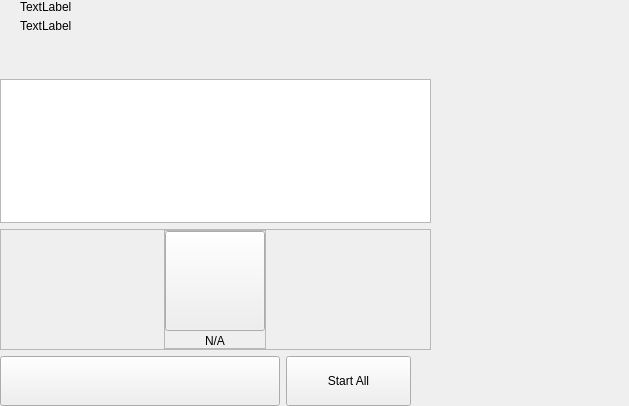
The window that src/qt/pivx/forms/masternodeswidget.ui (decenomy/777) describes before a commit, drawn with Qt 5.
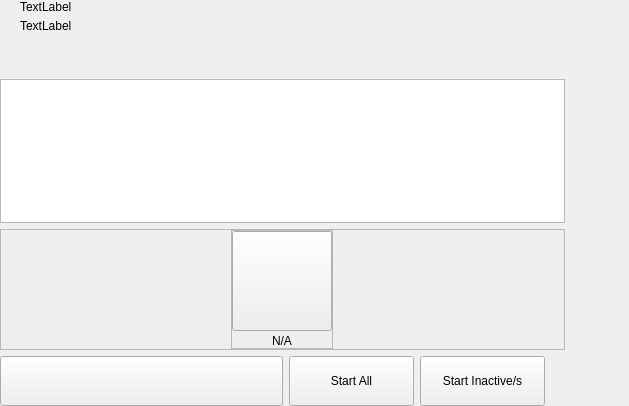
The same window after the commit. Custom widgets are drawn as their Qt base class.

Commit message:
[GUI][Model] Start missing masternodes flow implemented.
Github-Pull: #1221
Rebased-From: 86de445f382dca3e17f58126e02a75cc69e60ecc

What changed in the file:
```diff
--- a/src/qt/pivx/forms/masternodeswidget.ui
+++ b/src/qt/pivx/forms/masternodeswidget.ui
@@ -264,13 +264,13 @@
            <widget class="QPushButton" name="pushButtonSave">
             <property name="minimumSize">
              <size>
-              <width>280</width>
+              <width>283</width>
               <height>50</height>
              </size>
             </property>
             <property name="maximumSize">
              <size>
-              <width>280</width>
+              <width>283</width>
               <height>50</height>
              </size>
             </property>
@@ -295,6 +295,19 @@
             </property>
            </widget>
           </item>
+          <item>
+           <widget class="QPushButton" name="pushButtonStartMissing">
+            <property name="minimumSize">
+             <size>
+              <width>125</width>
+              <height>50</height>
+             </size>
+            </property>
+            <property name="text">
+             <string>Start Inactive/s</string>
+            </property>
+           </widget>
+          </item>
          </layout>
         </item>
        </layout>
```
The commit also changes 4 other files.
